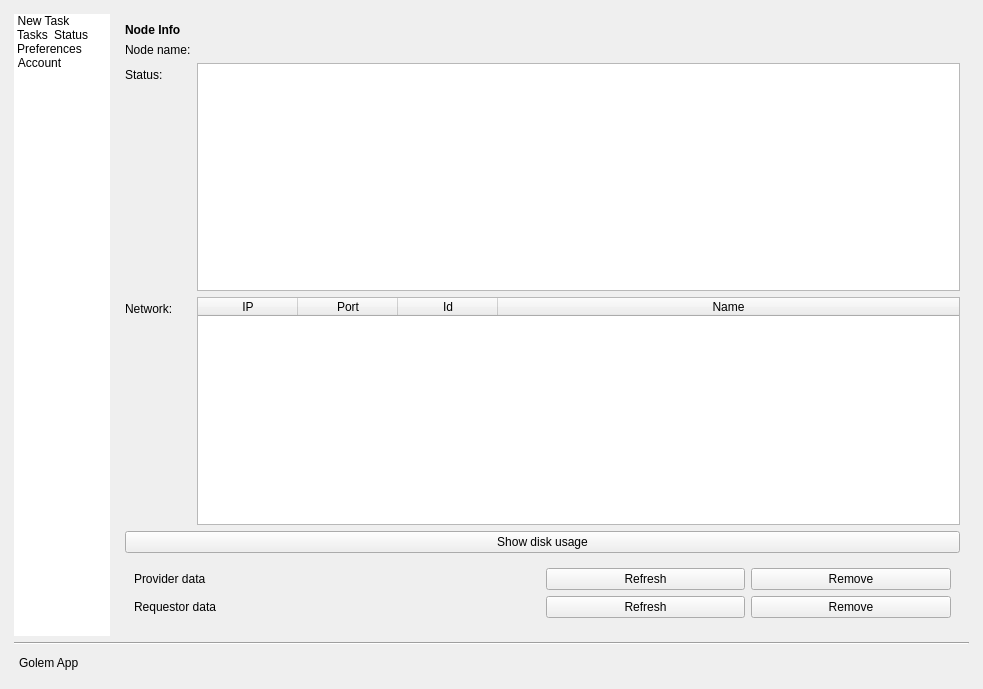
The window that gnr/ui/AppMainWindow.ui (golemfactory/clay) describes before a commit, drawn with Qt 5.
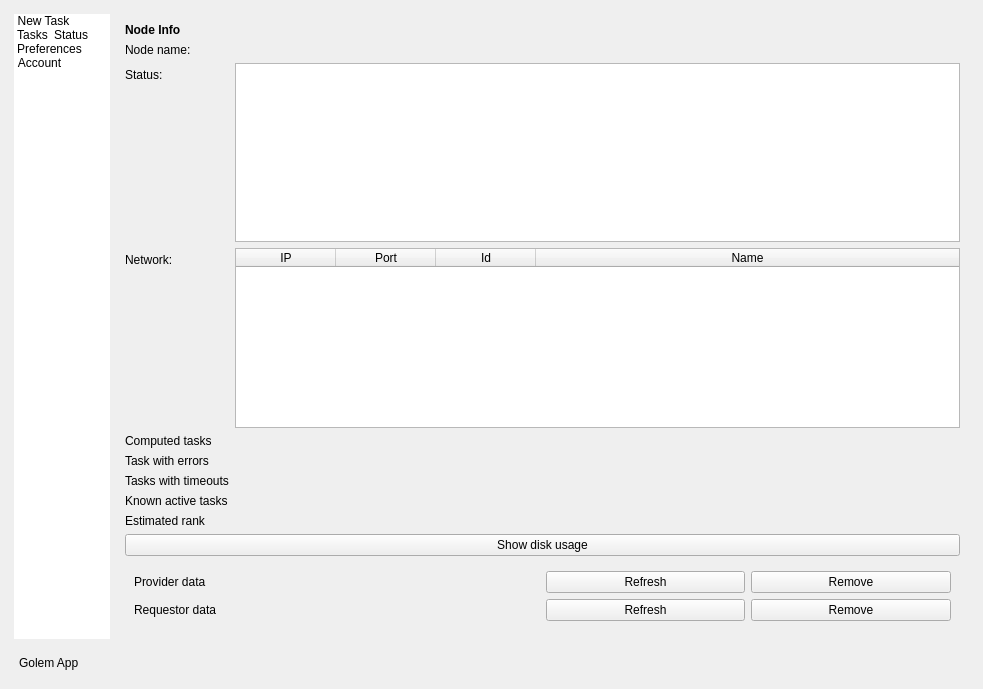
The same window after the commit. The open tabs and pages were chosen to show the change. Icons and pictures are not drawn. Custom widgets are drawn as their Qt base class.

Commit message: change status tab in app main window

```diff
--- a/gnr/ui/AppMainWindow.ui
+++ b/gnr/ui/AppMainWindow.ui
@@ -1422,6 +1422,91 @@
                   </column>
                  </widget>
                 </item>
+                <item row="3" column="0">
+                 <widget class="QLabel" name="computedTasksLabel">
+                  <property name="toolTip">
+                   <string>Number of tasks that were successfully computed on this machine.</string>
+                  </property>
+                  <property name="text">
+                   <string>Computed tasks</string>
+                  </property>
+                 </widget>
+                </item>
+                <item row="3" column="1">
+                 <widget class="QLabel" name="computedTasks">
+                  <property name="text">
+                   <string/>
+                  </property>
+                 </widget>
+                </item>
+                <item row="4" column="0">
+                 <widget class="QLabel" name="taskWithErrorsLabel">
+                  <property name="toolTip">
+                   <string>Number of tasks that this machine tried to compute, but ended up with errors.</string>
+                  </property>
+                  <property name="text">
+                   <string>Task with errors</string>
+                  </property>
+                 </widget>
+                </item>
+                <item row="4" column="1">
+                 <widget class="QLabel" name="tasksWithErrors">
+                  <property name="text">
+                   <string/>
+                  </property>
+                 </widget>
+                </item>
+                <item row="5" column="0">
+                 <widget class="QLabel" name="tasksWithTimeoutsLabel">
+                  <property name="toolTip">
+                   <string>Number of tasks that this machine tried to compute but ended up with timeout. </string>
+                  </property>
+                  <property name="text">
+                   <string>Tasks with timeouts</string>
+                  </property>
+                 </widget>
+                </item>
+                <item row="7" column="0">
+                 <widget class="QLabel" name="estimatedRankLabel">
+                  <property name="toolTip">
+                   <string>Estimated rank of this machine. </string>
+                  </property>
+                  <property name="text">
+                   <string>Estimated rank</string>
+                  </property>
+                 </widget>
+                </item>
+                <item row="6" column="0">
+                 <widget class="QLabel" name="knownTasksLabel">
+                  <property name="toolTip">
+                   <string>Number of active tasks in Golem Net. </string>
+                  </property>
+                  <property name="text">
+                   <string>Known active tasks</string>
+                  </property>
+                 </widget>
+                </item>
+                <item row="6" column="1">
+                 <widget class="QLabel" name="knownTasks">
+                  <property name="text">
+                   <string/>
+                  </property>
+                 </widget>
+                </item>
+                <item row="7" column="1">
+                 <widget class="QLabel" name="estimatedRank">
+                  <property name="text">
+                   <string/>
+                  </property>
+                 </widget>
+                </item>
+                <item row="5" column="1">
+                 <widget class="QLabel" name="tasksWithTimeouts">
+                  <property name="text">
+                   <string/>
+                  </property>
+                 </widget>
+                </item>
                </layout>
               </item>
              </layout>
```
Left out of the diff: 2 changed lines with no effect on the pictures.
